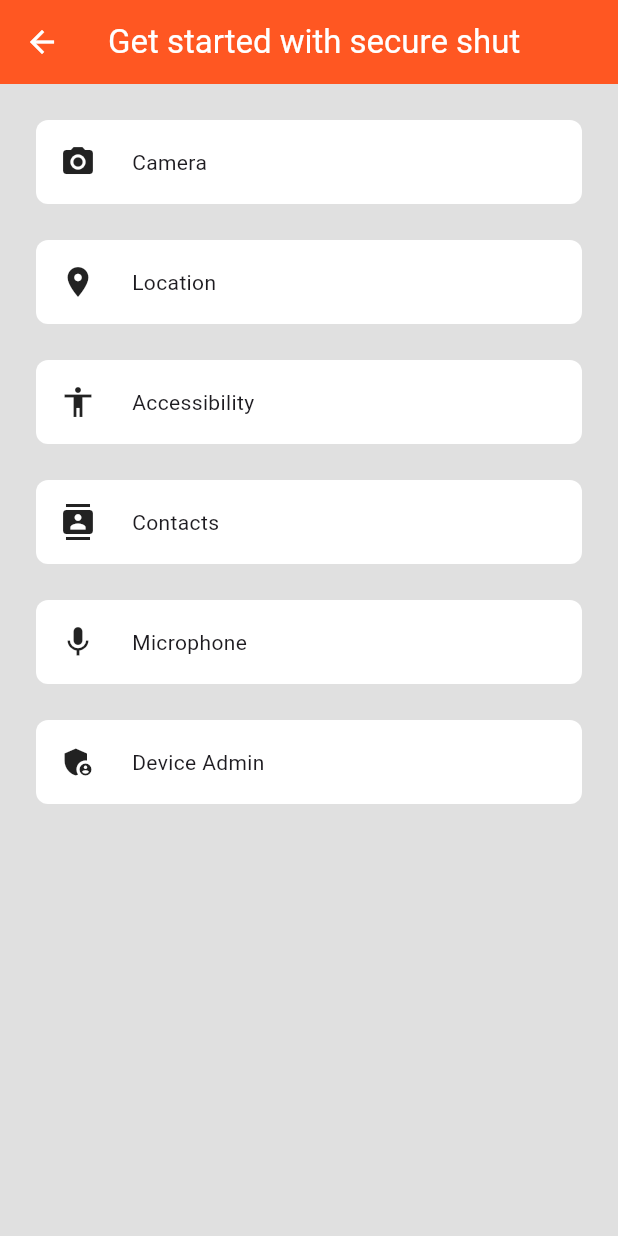
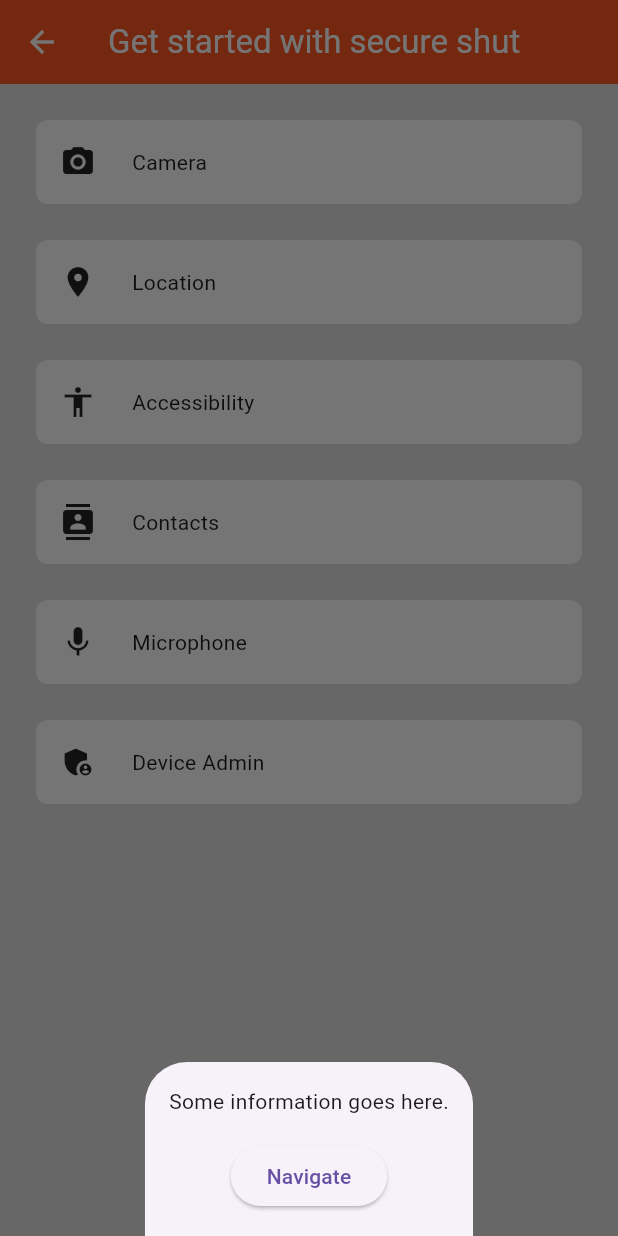
Before and after one commit to Himeshkoli8523/secureshut, a Flutter app: the screen it shows once a user with an empty profile is signed in, item 2 of the bottom bar chosen, after a tap on "Accessibility", on a phone screen of 412 x 824 dp. Run offline on Flutter 3.47's test engine with Material 3 defaults, Android fonts, the phone set to English and light mode, and no system bars; our stand-ins replace firebase_auth, firebase_core, permission_handler; missing offline and left inert: app_settings; accounts and stored records are empty.

Commit message:
permission
added some permssion and new icon

```diff
--- a/lib/permissions.dart
+++ b/lib/permissions.dart
@@ -2,6 +2,7 @@
 
 import 'package:flutter/material.dart';
 import 'package:permission_handler/permission_handler.dart';
+import 'package:app_settings/app_settings.dart';
 
 class AddPermissionScreen extends StatelessWidget {
   const AddPermissionScreen({super.key, Key? key1});
@@ -78,6 +79,26 @@ class AddPermissionScreen extends StatelessWidget {
               icon: Icons.accessibility,
               onPressed: () {
                 // Handle accessibility permission
+
+                showModalBottomSheet(
+                  context: context,
+                  builder: (BuildContext context) {
+                    return Container(
+                      padding: const EdgeInsets.all(16),
+                      child: Column(
+                        mainAxisSize: MainAxisSize.min,
+                        children: [
+                          const Text('Some information goes here.'),
+                          const SizedBox(height: 16),
+                          ElevatedButton(
+                            onPressed: () => AppSettings.openAppSettings(type: AppSettingsType.accessibility),
+                            child: const Text('Navigate'),
+                          ),
+                        ],
+                      ),
+                    );
+                  },
+                );
               },
             ),
             const SizedBox(height: 24.0),
```
Also changed, not shown: pubspec.yaml (+9 -1 lines), assets/Designer.png (added), pubspec.lock, 28 other files.
